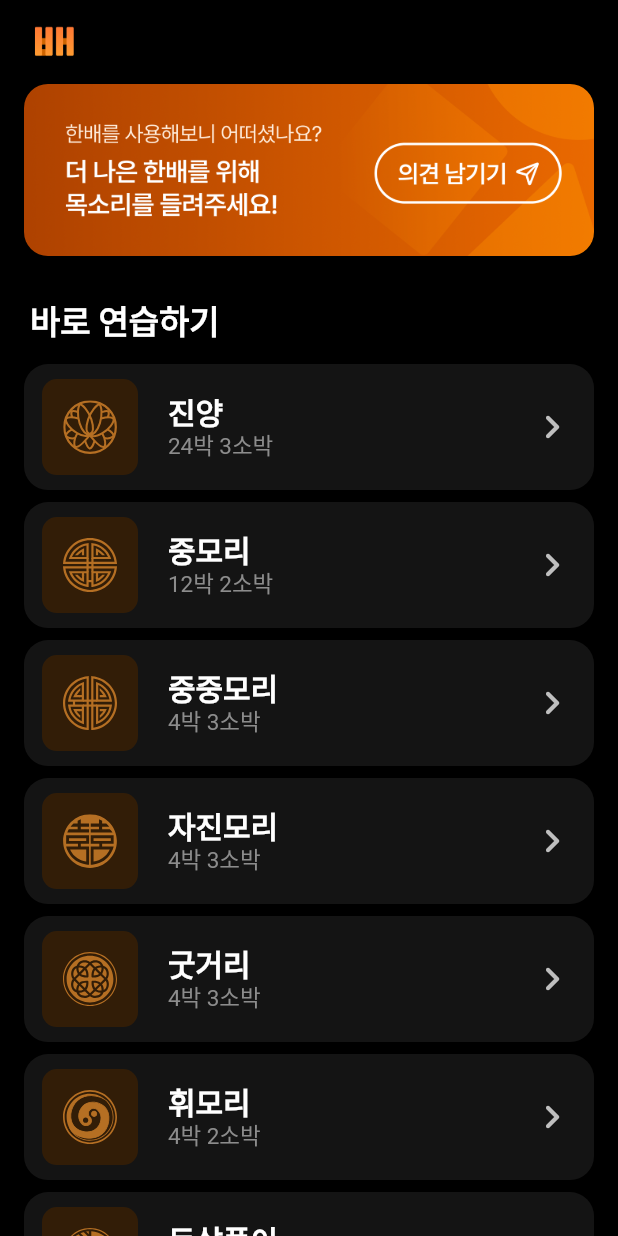
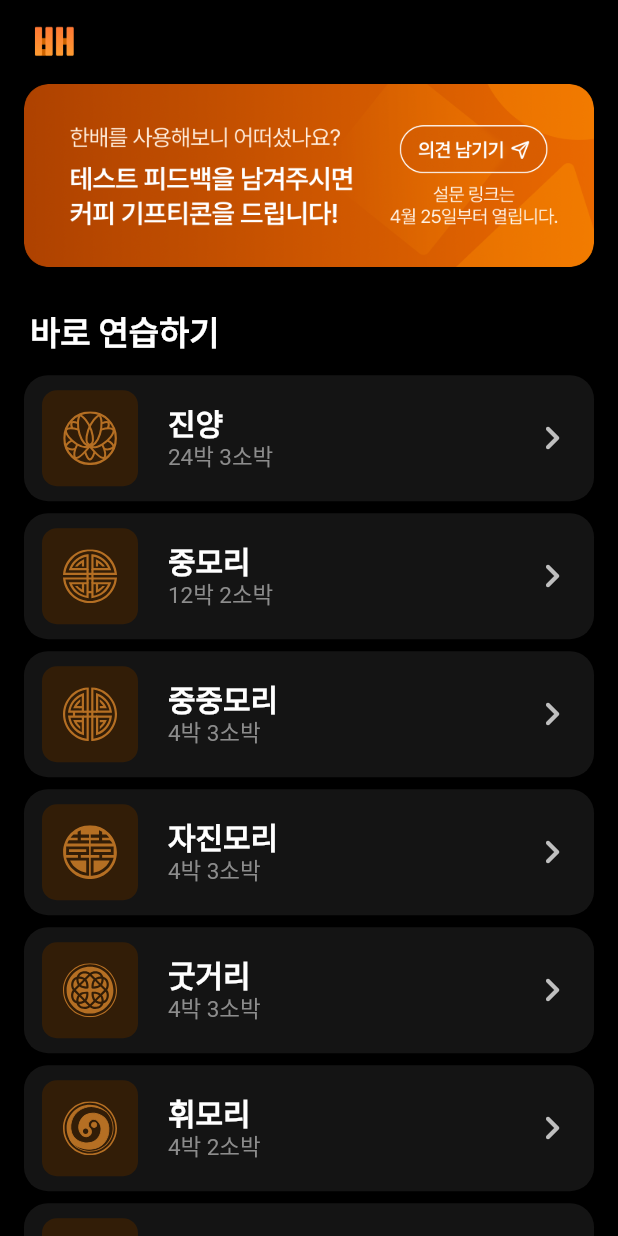
Before and after one commit to Team-Hanbae/Hanbae-Flutter, a Flutter app: the screen it shows after launch, on a phone screen of 412 x 824 dp. Run offline on Flutter 3.47's test engine with Material 3 defaults, Android fonts, the phone set to English and light mode, and no system bars; our stand-ins replace audioplayers, equatable, flutter_bloc, flutter_svg, shared_preferences; Roboto replaces fonts that are missing (Pretendard).

Commit message:
[feat] #73 배너 이미지 교체

```diff
--- a/lib/presentation/home/home_screen.dart
+++ b/lib/presentation/home/home_screen.dart
@@ -43,7 +43,7 @@ class HomeScreen extends StatelessWidget {
                 },
                 child: ClipRRect(
                   borderRadius: BorderRadius.circular(16),
-                  child: Image.asset("assets/images/banner/SurveyBanner.png"),
+                  child: Image.asset("assets/images/banner/TestBanner.png"),
                 ),
               ),
 
```
Also changed, not shown: assets/images/banner/TestBanner.png (added).
